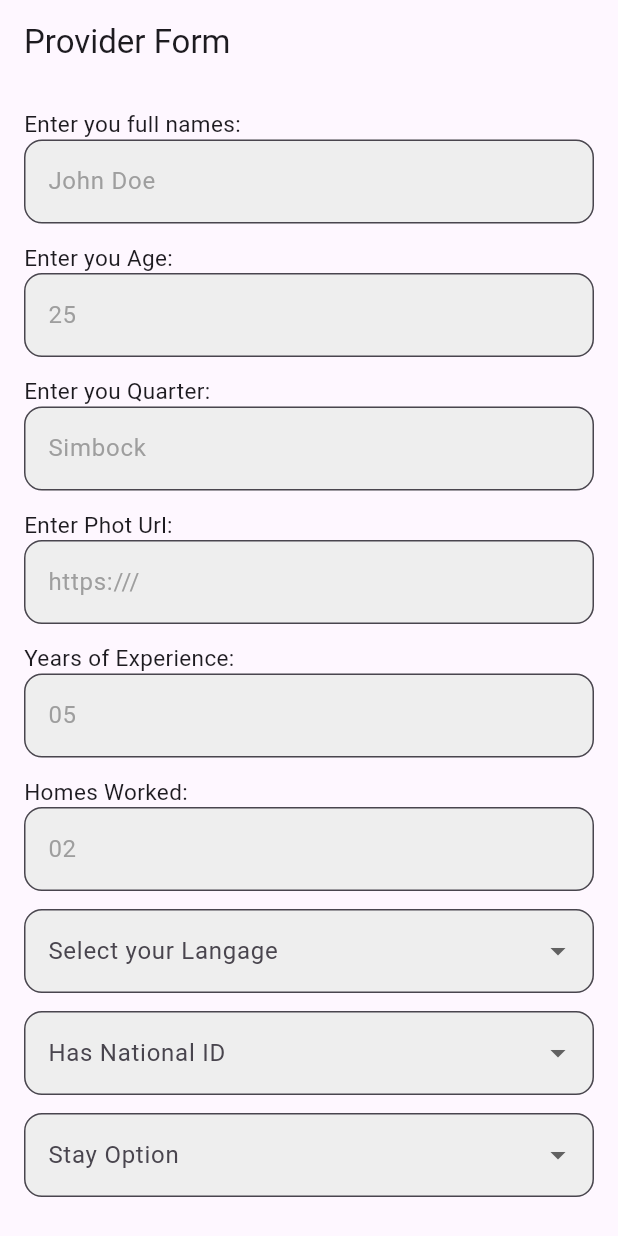
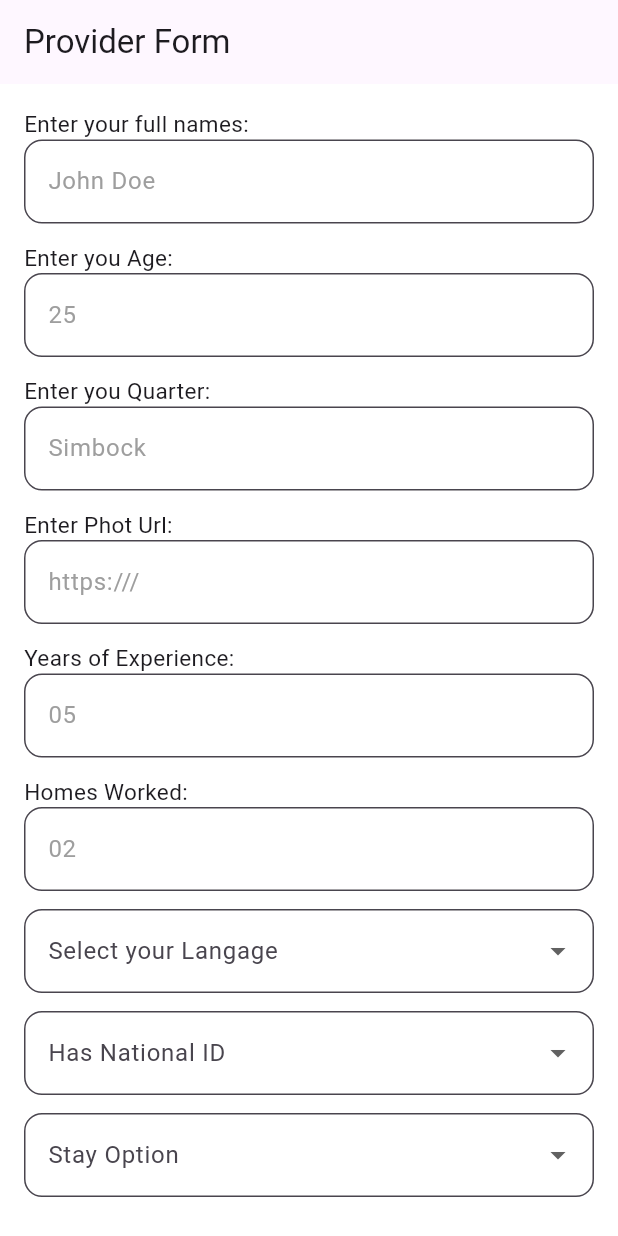
Before and after one commit to bellatez/Akomby, a Flutter app: the screen it shows after launch, on a phone screen of 412 x 824 dp. Run offline on Flutter 3.47's test engine with Material 3 defaults, Android fonts, the phone set to English and light mode, and no system bars; our stand-ins replace bloc, dots_indicator, firebase_auth, firebase_storage, flutter_bloc, flutter_local_notifications and 3 more; accounts and stored records are empty; project files that could hold a hidden picture were left out.

Commit message:
fix typos

```diff
--- a/lib/core/Utils/text_strings.dart
+++ b/lib/core/Utils/text_strings.dart
@@ -56,7 +56,7 @@ class Locales{
     "viewProfileDetails": "View profile details",
     "iAm": "Age",
     "iLiveIn": "Quarter",
-};
+ };
 
   static const fr = {
     "tOnboardingTitle1": "Accédez à de nombreuses aides",
--- a/lib/core/common_widgets/provider_input.dart
+++ b/lib/core/common_widgets/provider_input.dart
@@ -34,7 +34,7 @@ class ProviderInputWidget extends StatelessWidget {
                 borderRadius: BorderRadius.circular(12),
               ),
               filled: true,
-              fillColor: Colors.grey[200],  // Light grey background
+              fillColor: Colors.white
             ),
             keyboardType: TextInputType.number,
           ),
@@ -71,7 +71,7 @@ class CustomDropdownWidget extends StatelessWidget {
             borderRadius: BorderRadius.circular(12),
           ),
           filled: true,
-          fillColor: Colors.grey[200],  // Customizing background
+          fillColor: Colors.white
         ),
         value: selectedValue,
         items: items.map((item) {
--- a/lib/core/features/service_providers/views/screens/profile/provider_add.dart
+++ b/lib/core/features/service_providers/views/screens/profile/provider_add.dart
@@ -29,13 +29,14 @@ class _AddProviderState extends State<AddProvider> {
   TextEditingController profilePhotoUrl = TextEditingController();
   TextEditingController description = TextEditingController();
   TextEditingController yearsOfExperience = TextEditingController();
-
+  TextEditingController homesWork = TextEditingController();
 
 
   String? _selectedLanguage;
   @override
   Widget build(BuildContext context) {
     return Scaffold(
+      backgroundColor: Colors.white,
       appBar: AppBar(
         title: Text(
             'Provider Form',
@@ -52,7 +53,7 @@ class _AddProviderState extends State<AddProvider> {
               children: [
                 ProviderInputWidget(
                   controller: fullNames,
-                  labelText: 'Enter you full names',
+                  labelText: 'Enter your full names',
                   textInputType: TextInputType.text,
                   maxline: 1, hintText: 'John Doe',
                 ),
@@ -78,7 +79,7 @@ class _AddProviderState extends State<AddProvider> {
                 ),
 
                 ProviderInputWidget(
-                  controller: profilePhotoUrl,
+                  controller: yearsOfExperience,
                   labelText: 'Years of Experience',
                   textInputType: TextInputType.text,
                   maxline: 1, hintText: '05',
@@ -86,7 +87,7 @@ class _AddProviderState extends State<AddProvider> {
 
 
                 ProviderInputWidget(
-                  controller: profilePhotoUrl,
+                  controller: homesWork,
                   labelText: 'Homes Worked',
                   textInputType: TextInputType.text,
                   maxline: 1, hintText: '02',
```
Also changed, not shown: lib/core/features/service_providers/models/provider_model.dart (+6 -6 lines).
